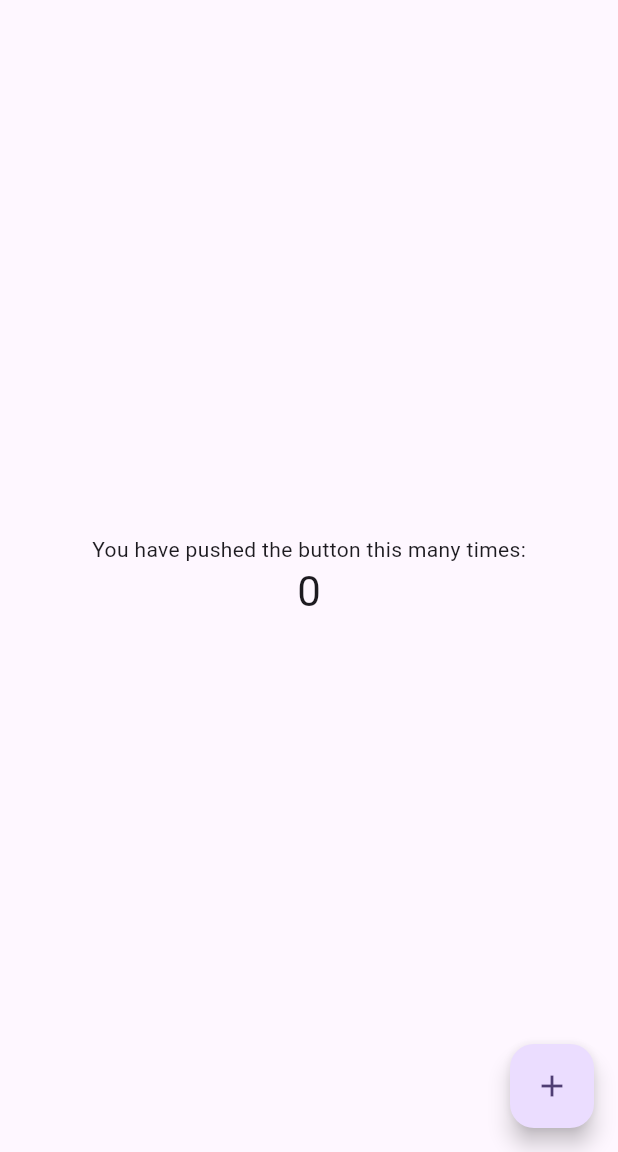
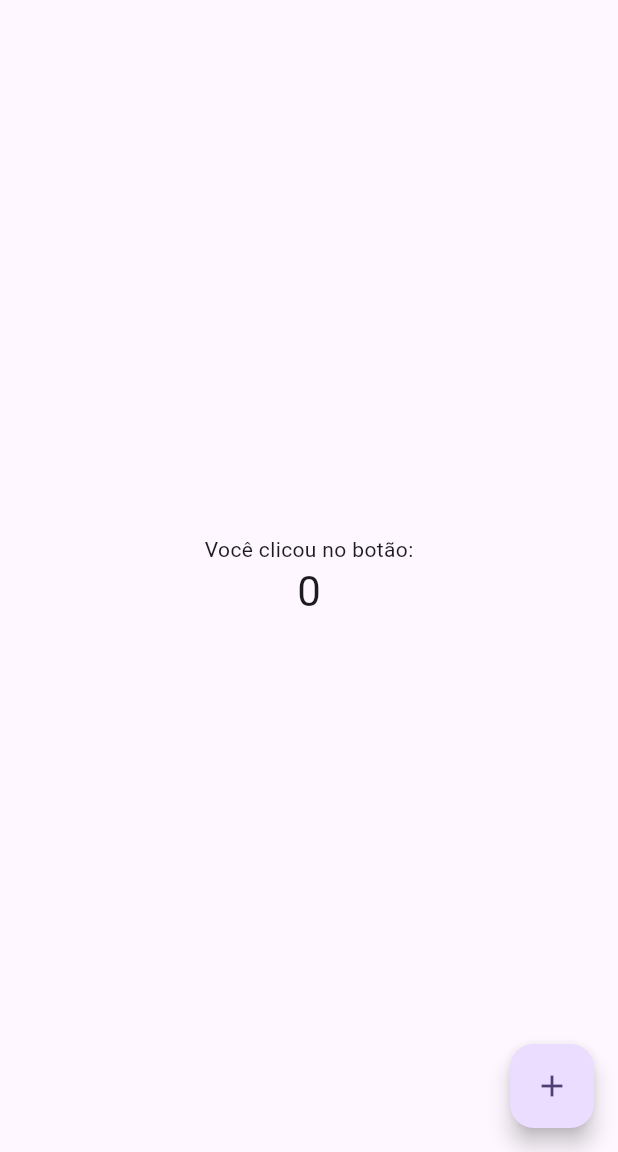
Before and after one commit to Danilo-Taveira/jokenpo, a Flutter app: the screen it shows after launch, on a phone screen of 412 x 824 dp, the part 84-1236 px from its top. Run offline on Flutter 3.47's test engine with Material 3 defaults, Android fonts, the phone set to English and light mode, and no system bars.

Commit message:
new commit

```diff
--- a/lib/main.dart
+++ b/lib/main.dart
@@ -106,7 +106,7 @@ class _MyHomePageState extends State<MyHomePage> {
           mainAxisAlignment: MainAxisAlignment.center,
           children: <Widget>[
             const Text(
-              'You have pushed the button this many times:',
+              'Você clicou no botão:',
             ),
             Text(
               '$_counter',
```
